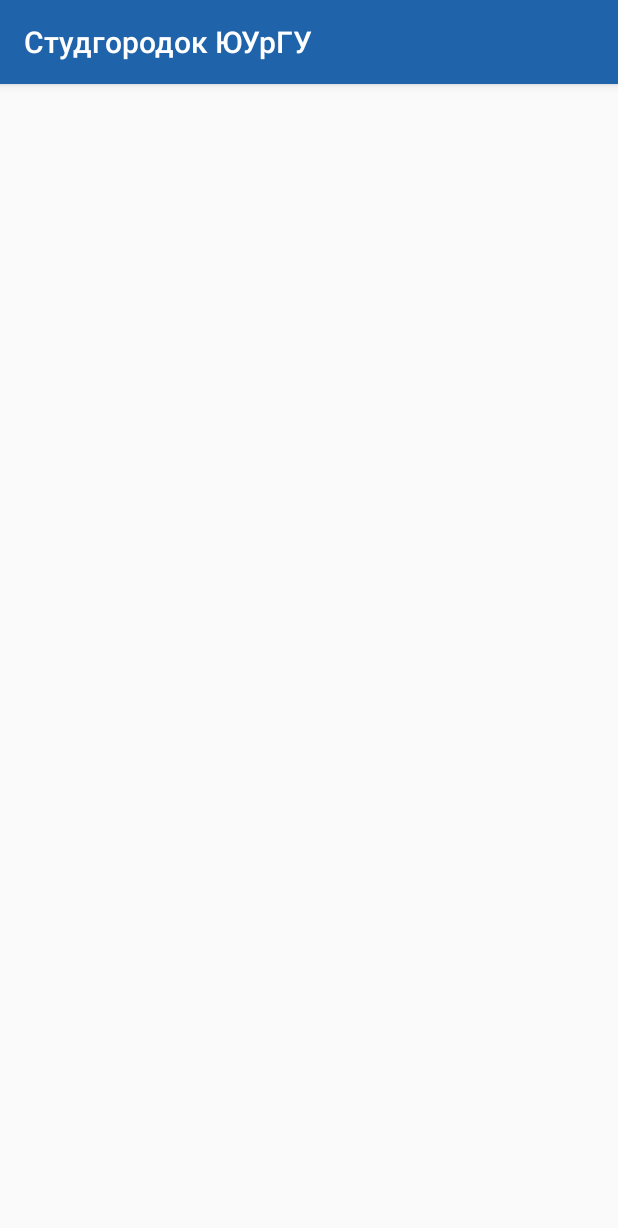
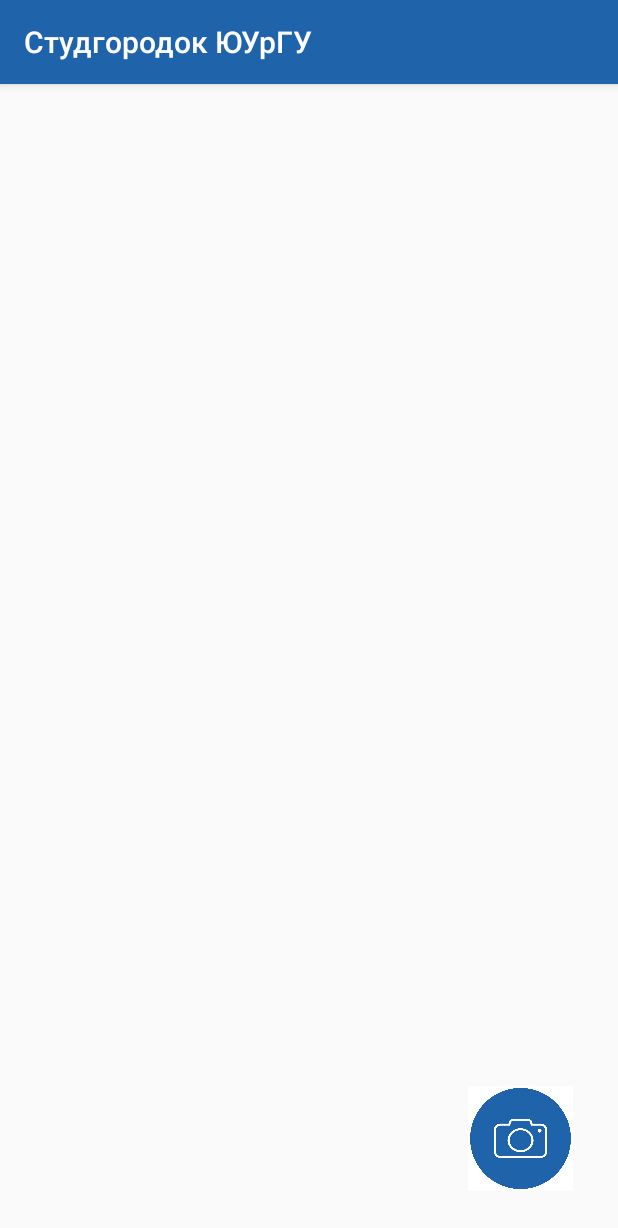
Before and after one commit to lalumiere17/StudentCity, an Android app: the CameraActivity screen opened directly, with no data from a screen before it, on a phone screen of 412 x 824 dp. Shown: the top 1228 px of the screen. Run offline under Robolectric (Android 15) with nearby library versions, the phone set to English and light mode, and no system bars.

Commit message:
CameraActivity changed
Added:
- camera permissions
- intent for using camera
- getting bitmap from camera

```diff
--- a/app/src/main/java/com/example/studentcity/activities/CameraActivity.kt
+++ b/app/src/main/java/com/example/studentcity/activities/CameraActivity.kt
@@ -1,13 +1,46 @@
 package com.example.studentcity.activities
 
+import android.content.Intent
+import android.content.pm.PackageManager
+import android.graphics.Bitmap
 import android.support.v7.app.AppCompatActivity
 import android.os.Bundle
+import android.os.Environment
+import android.provider.AlarmClock.EXTRA_MESSAGE
+import android.provider.MediaStore
+import android.view.View
+import android.widget.EditText
+import android.widget.ImageButton
 import com.example.studentcity.R
+import kotlinx.android.synthetic.main.activity_camera.*
+import java.io.File
 
 class CameraActivity : AppCompatActivity() {
+
+    lateinit var camera_button: ImageButton
 
     override fun onCreate(savedInstanceState: Bundle?) {
         super.onCreate(savedInstanceState)
         setContentView(R.layout.activity_camera)
+
+        camera_button = findViewById(R.id.camera_button)
+        camera_button.setOnClickListener { dispatchTakePictureIntent() }
+    }
+
+    val REQUEST_IMAGE_CAPTURE = 1
+
+    //выбор камеры
+    private fun dispatchTakePictureIntent() {
+        Intent(MediaStore.ACTION_IMAGE_CAPTURE).also { takePictureIntent ->
+            takePictureIntent.resolveActivity(packageManager)?.also {
+                startActivityForResult(takePictureIntent, REQUEST_IMAGE_CAPTURE)
+            }
+        }
+    }
+
+    override fun onActivityResult(requestCode: Int, resultCode: Int, data: Intent?) {
+        if (requestCode == REQUEST_IMAGE_CAPTURE && resultCode == RESULT_OK) {
+            val imageBitmap = data?.extras?.get("data") as Bitmap
+        }
     }
 }
--- a/app/src/main/res/layout/activity_camera.xml
+++ b/app/src/main/res/layout/activity_camera.xml
@@ -7,4 +7,16 @@
         android:layout_height="match_parent"
         tools:context=".activities.CameraActivity">
 
+    <ImageButton
+            android:id="@+id/camera_button"
+            android:layout_width="70dp"
+            android:layout_height="70dp"
+            android:src="@drawable/camera_button"
+            android:scaleType="centerCrop"
+            android:background="#ffffff"
+            app:layout_constraintRight_toRightOf="parent"
+            app:layout_constraintBottom_toBottomOf="parent"
+            android:layout_margin="30dp"
+            />
+
 </android.support.constraint.ConstraintLayout>
```
Also changed, not shown: app/src/main/AndroidManifest.xml (+8 -2 lines), app/src/main/java/com/example/studentcity/ML.kt (+47 -45 lines), app/src/main/res/drawable-v21/camera_button.png (added).
